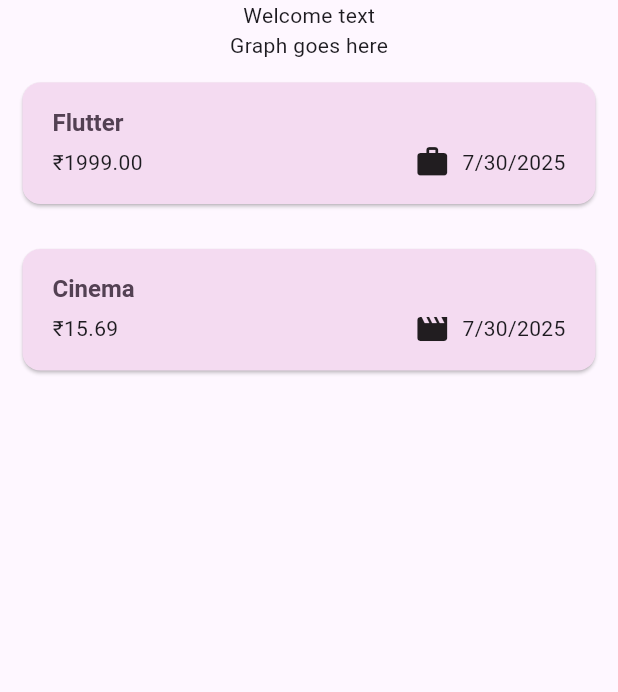
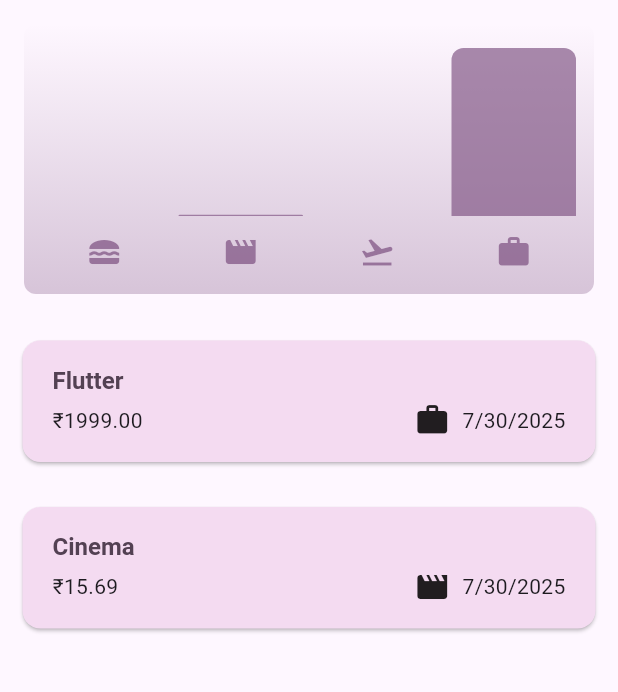
Before and after one commit to Abhilash037415/flutter_expense_tracker, a Flutter app: the screen it shows after launch, on a phone screen of 412 x 824 dp, the part 84-776 px from its top. Run offline on Flutter 3.47's test engine with Material 3 defaults, Android fonts, the phone set to English and light mode, and no system bars.

Commit message:
added charts

```diff
--- /dev/null
+++ b/lib/chart/chart.dart
@@ -0,0 +1,94 @@
+import 'package:expense_tracker/chart/chart_bar.dart';
+import 'package:flutter/material.dart';
+import 'package:expense_tracker/models/expense.dart';
+
+class Chart extends StatelessWidget {
+  const Chart({super.key, required this.expenses});
+
+  final List<Expense> expenses;
+
+  List<ExpenseBucket> get buckets {
+    return [
+      ExpenseBucket.forCategory(expenses, Category.food),
+      ExpenseBucket.forCategory(expenses, Category.leisure),
+      ExpenseBucket.forCategory(expenses, Category.travel),
+      ExpenseBucket.forCategory(expenses, Category.work),
+    ];
+  }
+
+  double get maxTotalExpense {
+    double maxTotalExpense = 0;
+
+    for (final bucket in buckets) {
+      if (bucket.totalExpenses > maxTotalExpense) {
+        maxTotalExpense = bucket.totalExpenses;
+      }
+    }
+
+    return maxTotalExpense;
+  }
+
+  @override
+  Widget build(BuildContext context) {
+    final isDarkMode =
+        MediaQuery.of(context).platformBrightness == Brightness.dark;
+    return Container(
+      margin: const EdgeInsets.all(16),
+      padding: const EdgeInsets.symmetric(
+        vertical: 16,
+        horizontal: 8,
+      ),
+      width: double.infinity,
+      height: 180,
+      decoration: BoxDecoration(
+        borderRadius: BorderRadius.circular(8),
+        gradient: LinearGradient(
+          colors: [
+            Theme.of(context).colorScheme.primary.withOpacity(0.3),
+            Theme.of(context).colorScheme.primary.withOpacity(0.0)
+          ],
+          begin: Alignment.bottomCenter,
+          end: Alignment.topCenter,
+        ),
+      ),
+      child: Column(
+        children: [
+          Expanded(
+            child: Row(
+              crossAxisAlignment: CrossAxisAlignment.end,
+              children: [
+                for (final bucket in buckets) // alternative to map()
+                  ChartBar(
+                    fill: bucket.totalExpenses == 0
+                        ? 0
+                        : bucket.totalExpenses / maxTotalExpense,
+                  )
+              ],
+            ),
+          ),
+          const SizedBox(height: 12),
+          Row(
+            children: buckets
+                .map(
+                  (bucket) => Expanded(
+                    child: Padding(
+                      padding: const EdgeInsets.symmetric(horizontal: 4),
+                      child: Icon(
+                        categoryIcons[bucket.category],
+                        color: isDarkMode
+                            ? Theme.of(context).colorScheme.secondary
+                            : Theme.of(context)
+                                .colorScheme
+                                .primary
+                                .withOpacity(0.7),
+                      ),
+                    ),
+                  ),
+                )
+                .toList(),
+          )
+        ],
+      ),
+    );
+  }
+}
--- /dev/null
+++ b/lib/chart/chart_bar.dart
@@ -0,0 +1,32 @@
+import 'package:flutter/material.dart';
+
+class ChartBar extends StatelessWidget {
+  const ChartBar({super.key, required this.fill});
+
+  final double fill;
+
+  @override
+  Widget build(BuildContext context) {
+    final isDarkMode =
+        MediaQuery.of(context).platformBrightness == Brightness.dark;
+    return Expanded(
+      child: Padding(
+        padding: const EdgeInsets.symmetric(horizontal: 4),
+        child: FractionallySizedBox(
+          heightFactor: fill,
+          child: DecoratedBox(
+            decoration: BoxDecoration(
+              shape: BoxShape.rectangle,
+              borderRadius: const BorderRadius.vertical(
+                top: Radius.circular(8),
+              ),
+              color: isDarkMode
+                  ? Theme.of(context).colorScheme.secondary
+                  : Theme.of(context).colorScheme.primary.withOpacity(0.65),
+            ),
+          ),
+        ),
+      ),
+    );
+  }
+}
--- a/lib/models/expense.dart
+++ b/lib/models/expense.dart
@@ -30,3 +30,23 @@ class Expense {
     return formatter.format(date);
   }
 }
+
+class ExpenseBucket {
+  ExpenseBucket({required this.category, required this.expenses});
+
+  ExpenseBucket.forCategory(List<Expense> allExpenses, this.category)
+    : expenses = allExpenses
+          .where((expense) => expense.category == category)
+          .toList();
+
+  double get totalExpenses {
+    double sum = 0;
+    for (final expense in expenses) {
+      sum += expense.amount;
+    }
+    return sum;
+  }
+
+  final List<Expense> expenses;
+  final Category category;
+}
--- a/lib/widgets/expense_tracker.dart
+++ b/lib/widgets/expense_tracker.dart
@@ -1,3 +1,4 @@
+import 'package:expense_tracker/chart/chart.dart';
 import 'package:expense_tracker/models/expense.dart';
 import 'package:expense_tracker/widgets/expenses_list/expenses.dart';
 import 'package:expense_tracker/widgets/new_expense.dart';
@@ -75,8 +76,7 @@ class _ExpensesState extends State<Expenses> {
       ),
       body: Column(
         children: [
-          Text('Welcome text'),
-          Text('Graph goes here'),
+          Chart(expenses: _registeredExpenses),
           Expanded(
             child: ExpensesList(
               expenses: _registeredExpenses,
```
